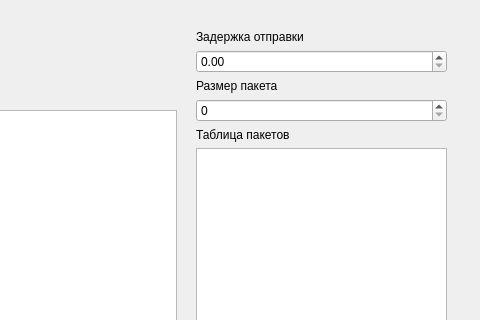
Above: chatdialog.ui from DmiAS/udp_chat before the change; both pictures show x 454 to 934 and y 0 to 320 of the 934 by 559 pixel window. Below: the same form after it.
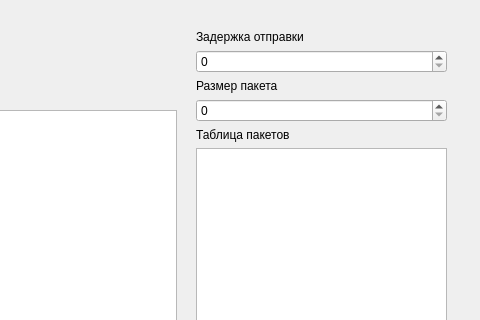
That is the form after the change.

Patch:
```diff
--- a/chatdialog.ui
+++ b/chatdialog.ui
@@ -81,11 +81,15 @@
         </property>
        </widget>
       </item>
-      <item>
-       <widget class="QDoubleSpinBox" name="latency"/>
-      </item>
      </layout>
     </item>
+    <item>
+     <widget class="QSpinBox" name="latency">
+      <property name="maximum">
+       <number>5000</number>
+      </property>
+     </widget>
+    </item>
     <item>
      <layout class="QVBoxLayout" name="verticalLayout_2">
       <item>
```
